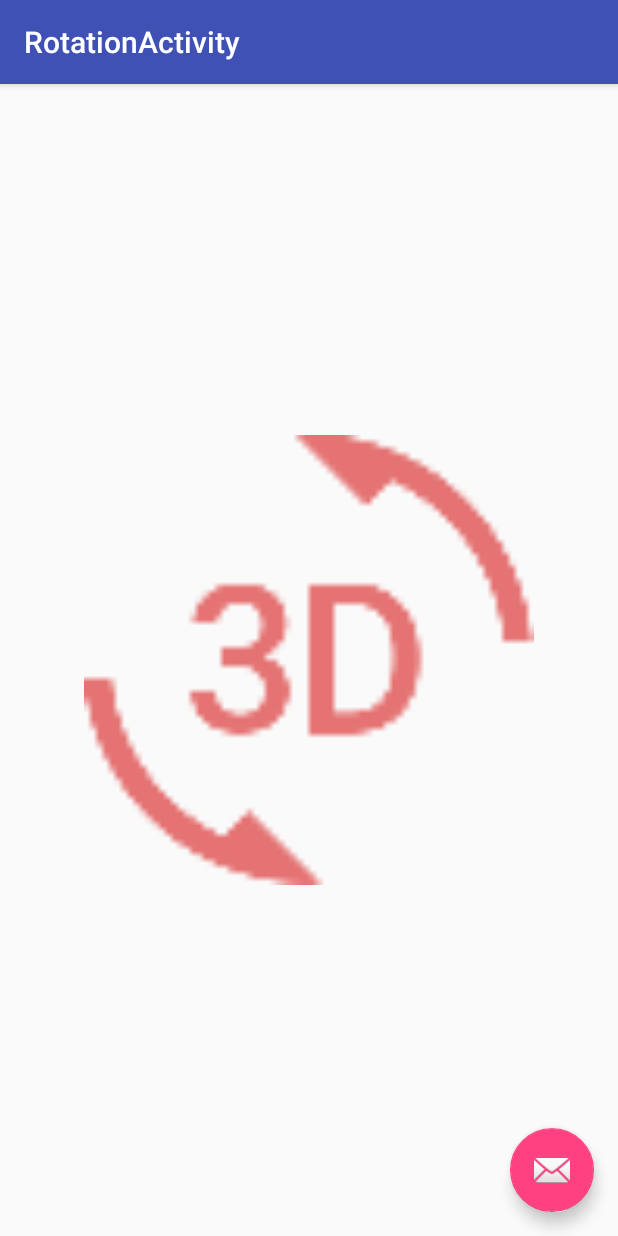
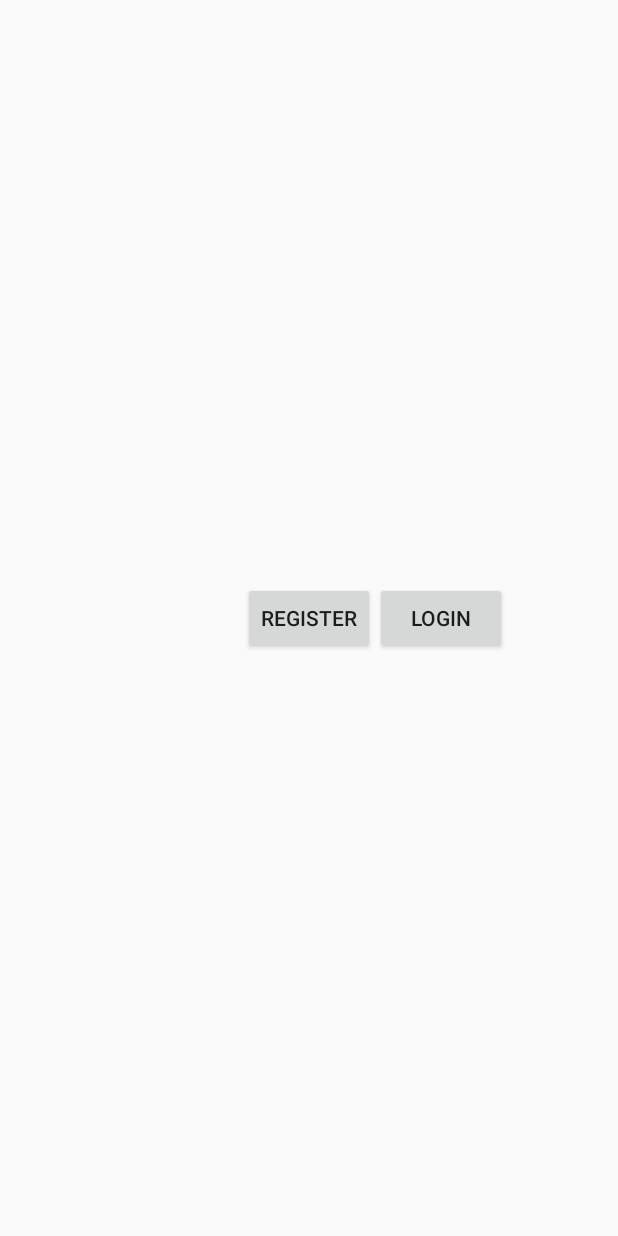
Before and after one commit to coding-polarbear/NeverEndingNightmare, an Android app: the screen it shows after launch (RotationActivity before the commit, RegisterOrLoginActivity after it), after a tap on an icon or button, on a phone screen of 412 x 824 dp. Run offline under Robolectric (Android 15) with nearby library versions, the phone set to English and light mode, and no system bars; 1 statement that could not run was skipped.

Commit message:
register login

```diff
--- a/app/src/main/java/com/example/baehyeonbin/neverending_nightmare/MainActivity.java
+++ b/app/src/main/java/com/example/baehyeonbin/neverending_nightmare/MainActivity.java
@@ -24,11 +24,11 @@ public class MainActivity extends AppCompatActivity {
                 Snackbar.make(view, "Replace with your own action", Snackbar.LENGTH_LONG)
                         .setAction("Action", null).show();
 
-                Intent intent = new Intent(MainActivity.this, WalletCreateActivity.class);
+                Intent intent = new Intent(MainActivity.this, RegisterOrLoginActivity.class);
                 startActivity(intent);
             }
         });
-        startActivity(new Intent(this, RotationActivity.class));
+//        startActivity(new Intent(this, RotationActivity.class));
 
     }
 
--- /dev/null
+++ b/app/src/main/java/com/example/baehyeonbin/neverending_nightmare/RegisterOrLoginActivity.kt
@@ -0,0 +1,23 @@
+package com.example.baehyeonbin.neverending_nightmare
+
+import android.content.Intent
+import android.os.Bundle
+import android.support.v7.app.AppCompatActivity
+import kotlinx.android.synthetic.main.activity_registerorlogin.*
+
+class RegisterOrLoginActivity : AppCompatActivity(){
+    override fun onCreate(savedInstanceState: Bundle?) {
+        super.onCreate(savedInstanceState)
+        setContentView(R.layout.activity_registerorlogin)
+
+        register_button.setOnClickListener {
+            val intent = Intent(this@RegisterOrLoginActivity, WalletCreateActivity::class.java)
+            startActivity(intent)
+        }
+
+        login_button.setOnClickListener {
+            val intent = Intent(this@RegisterOrLoginActivity, LoginActivity::class.java)
+            startActivity(intent)
+        }
+    }
+}
--- /dev/null
+++ b/app/src/main/res/layout/activity_registerorlogin.xml
@@ -0,0 +1,21 @@
+<?xml version="1.0" encoding="utf-8"?>
+<RelativeLayout xmlns:android="http://schemas.android.com/apk/res/android"
+    android:layout_width="match_parent"
+    android:layout_height="match_parent" >
+
+    <Button
+        android:id="@+id/register_button"
+        android:layout_width="wrap_content"
+        android:layout_height="wrap_content"
+        android:layout_centerInParent="true"
+        android:text="register" />
+
+    <Button
+        android:id="@+id/login_button"
+        android:layout_width="wrap_content"
+        android:layout_height="wrap_content"
+        android:layout_toRightOf="@id/register_button"
+        android:layout_centerVertical="true"
+        android:text="login" />
+
+</RelativeLayout>
```
Also changed, not shown: app/src/main/AndroidManifest.xml (+15 -0 lines), app/src/main/java/com/example/baehyeonbin/neverending_nightmare/LoginActivity.kt (added, +17 -0 lines), app/src/main/res/layout/activity_login.xml (added, +12 -0 lines).
